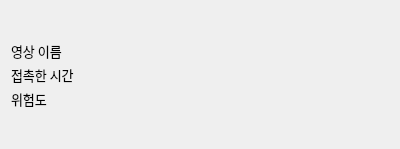
First picture: the form in UI/ui/contactorItem.ui, repository Adel-es/multi_covid19_cctv_analyzer, before the edit.
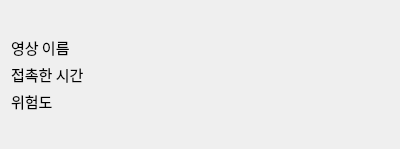
Second picture: the form after the edit.

What changed in the file:
```diff
--- a/UI/ui/contactorItem.ui
+++ b/UI/ui/contactorItem.ui
@@ -36,7 +36,7 @@
        <property name="font">
         <font>
          <family>-윤고딕310</family>
-         <pointsize>10</pointsize>
+         <pointsize>11</pointsize>
         </font>
        </property>
        <property name="text">
@@ -45,6 +45,9 @@
        <property name="wordWrap">
         <bool>true</bool>
        </property>
+       <property name="margin">
+        <number>2</number>
+       </property>
       </widget>
      </item>
      <item row="0" column="1">
@@ -52,7 +55,7 @@
        <property name="font">
         <font>
          <family>-윤고딕310</family>
-         <pointsize>10</pointsize>
+         <pointsize>11</pointsize>
         </font>
        </property>
        <property name="text">
@@ -61,6 +64,9 @@
        <property name="wordWrap">
         <bool>true</bool>
        </property>
+       <property name="margin">
+        <number>2</number>
+       </property>
       </widget>
      </item>
      <item row="1" column="0">
@@ -68,7 +74,7 @@
        <property name="font">
         <font>
          <family>-윤고딕310</family>
-         <pointsize>10</pointsize>
+         <pointsize>11</pointsize>
         </font>
        </property>
        <property name="text">
@@ -77,6 +83,9 @@
        <property name="wordWrap">
         <bool>true</bool>
        </property>
+       <property name="margin">
+        <number>2</number>
+       </property>
       </widget>
      </item>
      <item row="1" column="1">
@@ -84,7 +93,7 @@
        <property name="font">
         <font>
          <family>-윤고딕310</family>
-         <pointsize>10</pointsize>
+         <pointsize>11</pointsize>
         </font>
        </property>
        <property name="text">
@@ -93,6 +102,9 @@
        <property name="wordWrap">
         <bool>true</bool>
        </property>
+       <property name="margin">
+        <number>2</number>
+       </property>
       </widget>
      </item>
      <item row="2" column="0">
@@ -100,7 +112,7 @@
        <property name="font">
         <font>
          <family>-윤고딕310</family>
-         <pointsize>10</pointsize>
+         <pointsize>11</pointsize>
         </font>
        </property>
        <property name="text">
@@ -109,6 +121,9 @@
        <property name="wordWrap">
         <bool>true</bool>
        </property>
+       <property name="margin">
+        <number>2</number>
+       </property>
       </widget>
      </item>
      <item row="2" column="1">
@@ -116,7 +131,7 @@
        <property name="font">
         <font>
          <family>-윤고딕310</family>
-         <pointsize>10</pointsize>
+         <pointsize>11</pointsize>
         </font>
        </property>
        <property name="text">
@@ -125,6 +140,9 @@
        <property name="wordWrap">
         <bool>true</bool>
        </property>
+       <property name="margin">
+        <number>2</number>
+       </property>
       </widget>
      </item>
     </layout>
```
